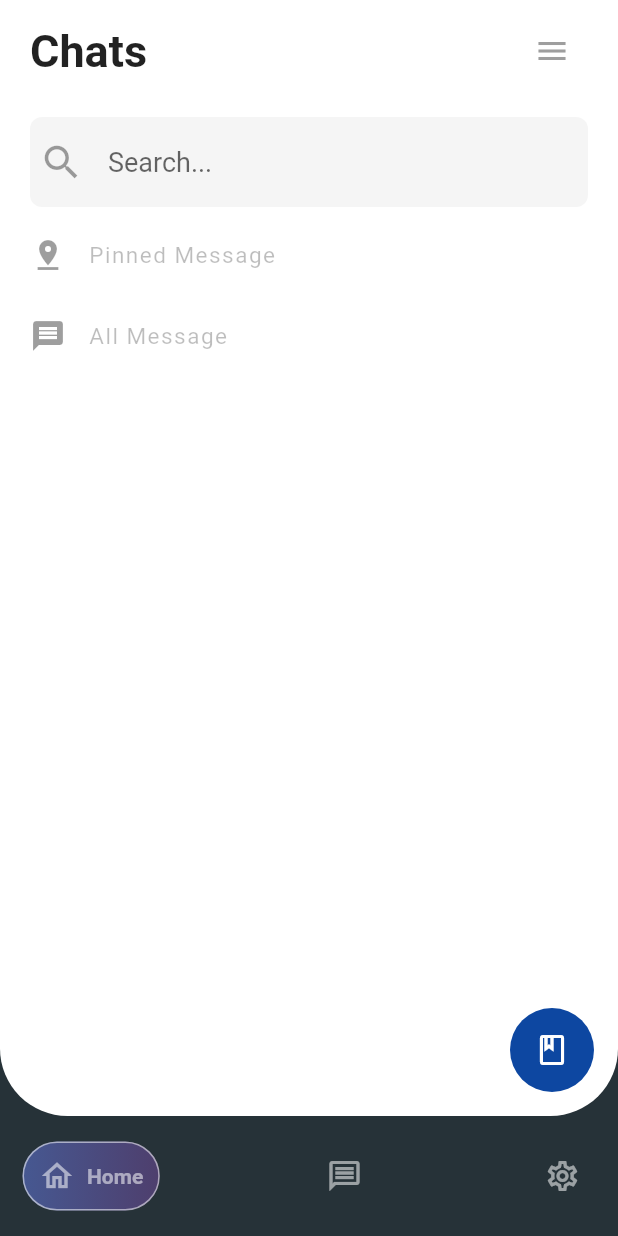
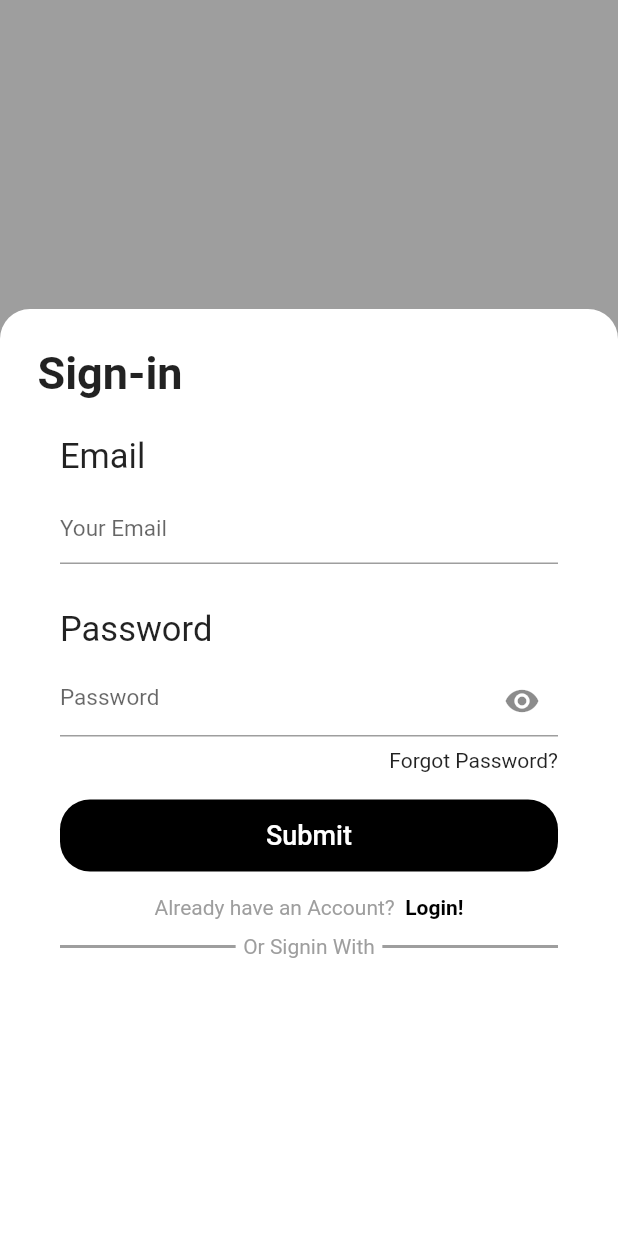
Before and after one commit to TITAN017/Chat_App, a Flutter app: the screen it shows after launch, on a phone screen of 412 x 824 dp. Run offline on Flutter 3.47's test engine with Material 2 defaults, Android fonts, the phone set to English and light mode, and no system bars; drawn by our look-alikes of google_nav_bar; our stand-ins replace cloud_firestore, firebase_auth, firebase_core, google_fonts; accounts and stored records are empty; Roboto replaces fonts that are missing (Acme).

Commit message:
Added Signin Page(Partial)

```diff
--- a/lib/main.dart
+++ b/lib/main.dart
@@ -1,5 +1,6 @@
 import 'package:chat_app/models/currentUser.dart';
 import 'package:chat_app/screen/chatScreen.dart';
+import 'package:chat_app/screen/signin.dart';
 import 'package:chat_app/services/auth.dart';
 import 'package:firebase_core/firebase_core.dart';
 import 'package:flutter/material.dart';
@@ -47,10 +48,11 @@ class _MyAppState extends State<MyApp> {
         theme:
             ThemeData(brightness: theme ? Brightness.dark : Brightness.light),
         home: SafeArea(
-          child: ChatScreen(
+          child: /*ChatScreen(
             toggle: darkLight,
             state: theme,
-          ),
+          )*/
+              Signin(),
           //ChatTypeScreen(),
         ),
       ),
@@ -58,4 +60,5 @@ class _MyAppState extends State<MyApp> {
   }
 }
 
-/* Add proper scrolling in ChatTypeScreen*/
+/* Added Gesture detector for the chat tile*/
+/*Added Signin page*/
--- a/lib/screen/chatScreen.dart
+++ b/lib/screen/chatScreen.dart
@@ -144,7 +144,15 @@ class _ChatScreenState extends State<ChatScreen> {
         //Message Icon Floating Button
         floatingActionButton: FloatingActionButton(
           child: Icon(Icons.book_outlined),
-          onPressed: () {},
+          onPressed: () {
+            ScaffoldMessenger.of(context).showSnackBar(
+              SnackBar(
+                content: Text("Clicked me!"),
+                duration: Duration(seconds: 1),
+                backgroundColor: Colors.deepOrange,
+              ),
+            );
+          },
           elevation: 0,
           backgroundColor: CustomColors.FLOAT_ACTION_BUTTON_COLOR,
         ),
--- /dev/null
+++ b/lib/screen/signin.dart
@@ -0,0 +1,225 @@
+import 'package:chat_app/shared/colorTheme.dart';
+import 'package:chat_app/shared/dimensions.dart';
+import 'package:flutter/material.dart';
+import 'package:google_fonts/google_fonts.dart';
+
+class Signin extends StatefulWidget {
+  const Signin({Key? key}) : super(key: key);
+
+  @override
+  State<Signin> createState() => _SigninState();
+}
+
+class _SigninState extends State<Signin> {
+  bool isObscure = true;
+  late GlobalKey key;
+  final TextEditingController email = TextEditingController();
+  final TextEditingController password = TextEditingController();
+  Color color = Colors.black;
+  @override
+  void initState() {
+    // TODO: implement initState
+    super.initState();
+    key = GlobalKey<FormState>();
+  }
+
+  @override
+  void dispose() {
+    // TODO: implement dispose
+    super.dispose();
+    email.dispose();
+    password.dispose();
+  }
+
+  @override
+  Widget build(BuildContext context) {
+    double height = MediaQuery.of(context).size.height;
+    double width = MediaQuery.of(context).size.width;
+    return Scaffold(
+      resizeToAvoidBottomInset: true,
+      backgroundColor: CustomColors.CHAT,
+      body: SizedBox(
+        height: height,
+        child: SingleChildScrollView(
+          //physics: BouncingScrollPhysics(),
+          reverse: true,
+          child: Align(
+            alignment: Alignment.bottomLeft,
+            child: Container(
+              height: height * 0.75,
+              width: width,
+              padding: const EdgeInsets.symmetric(
+                horizontal: 25,
+                vertical: 25,
+              ),
+              decoration: BoxDecoration(
+                color: CustomColors.DEFAULT_COLOR,
+                borderRadius: CustomInsets.SIGNIN_BORDER_RADIUS,
+              ),
+              child: Column(
+                crossAxisAlignment: CrossAxisAlignment.start,
+                children: [
+                  //Sign in text
+                  Text(
+                    "Sign-in",
+                    style: GoogleFonts.acme(
+                      fontSize: 30,
+                      fontWeight: FontWeight.bold,
+                    ),
+                  ),
+                  const SizedBox(
+                    height: 25,
+                  ),
+                  //Inner Form
+                  Container(
+                    padding: const EdgeInsets.symmetric(horizontal: 15),
+                    child: Form(
+                      key: key,
+                      child: Column(
+                        crossAxisAlignment: CrossAxisAlignment.start,
+                        children: [
+                          Text(
+                            "Email",
+                            style: GoogleFonts.acme(
+                              fontSize: 23,
+                            ),
+                          ),
+                          const SizedBox(
+                            height: 10,
+                          ),
+
+                          //Email Field
+                          TextFormField(
+                            controller: email,
+                            validator: (val) => null,
+                            decoration: InputDecoration(
+                              hintText: "Your Email",
+                              hintStyle: GoogleFonts.acme(
+                                fontSize: 15,
+                              ),
+                            ),
+                          ),
+                          const SizedBox(
+                            height: 30,
+                          ),
+                          Text(
+                            "Password",
+                            style: GoogleFonts.acme(
+                              fontSize: 23,
+                            ),
+                          ),
+                          const SizedBox(
+                            height: 10,
+                          ),
+
+                          //Password Field
+                          TextFormField(
+                            controller: password,
+                            obscureText: isObscure,
+                            validator: (val) => null,
+                            decoration: InputDecoration(
+                              hintText: "Password",
+                              suffixIcon: IconButton(
+                                  icon: Icon(Icons.remove_red_eye),
+                                  onPressed: () {
+                                    setState(() {
+                                      isObscure = !isObscure;
+                                    });
+                                  }),
+                              hintStyle: GoogleFonts.acme(
+                                fontSize: 15,
+                              ),
+                            ),
+                          ),
+                          //Forgot password
+                          Align(
+                            alignment: Alignment.centerRight,
+                            child: Padding(
+                              padding:
+                                  const EdgeInsets.symmetric(vertical: 8.0),
+                              child: Text(
+                                "Forgot Password?",
+                                style: GoogleFonts.acme(),
+                              ),
+                            ),
+                          ),
+                          SizedBox(
+                            height: 10,
+                          ),
+                          //Submit Button
+                          Container(
+                            margin: EdgeInsets.only(
+                              bottom: 6,
+                            ),
+                            width: double.infinity,
+                            decoration: BoxDecoration(
+                              color: color,
+                              borderRadius: BorderRadius.circular(20),
+                            ),
+                            child: TextButton(
+                              onPressed: () {},
+                              child: Text(
+                                'Submit',
+                                style: GoogleFonts.acme(
+                                  color: CustomColors.DEFAULT_COLOR,
+                                  fontSize: 18,
+                                ),
+                              ),
+                            ),
+                          ),
+                          SizedBox(
+                            height: 10,
+                          ),
+                          Center(
+                            child: RichText(
+                              text: TextSpan(
+                                style: GoogleFonts.acme(color: Colors.grey),
+                                children: <TextSpan>[
+                                  TextSpan(
+                                    text: "Already have an Account?",
+                                  ),
+                                  TextSpan(
+                                    text: "  Login!",
+                                    style: GoogleFonts.acme(
+                                        color: Colors.black,
+                                        fontWeight: FontWeight.bold),
+                                  ),
+                                ],
+                              ),
+                            ),
+                          ),
+                          SizedBox(
+                            height: 10,
+                          ),
+                          Stack(
+                            alignment: Alignment.center,
+                            children: [
+                              Divider(
+                                color: Colors.grey,
+                                thickness: 2,
+                              ),
+                              Container(
+                                color: Colors.white,
+                                padding: EdgeInsets.symmetric(
+                                  horizontal: 5,
+                                ),
+                                child: Text(
+                                  'Or Signin With',
+                                  style: GoogleFonts.acme(color: Colors.grey),
+                                ),
+                              ),
+                            ],
+                          ),
+                        ],
+                      ),
+                    ),
+                  ),
+                ],
+              ),
+            ),
+          ),
+        ),
+      ),
+    );
+  }
+}
--- a/lib/shared/dimensions.dart
+++ b/lib/shared/dimensions.dart
@@ -10,6 +10,10 @@ class CustomInsets {
   static EdgeInsets SCREEN_PADDING = const EdgeInsets.symmetric(
     horizontal: 20,
     vertical: 10,
+  );
+  static BorderRadius SIGNIN_BORDER_RADIUS = const BorderRadius.only(
+    topLeft: Radius.circular(20),
+    topRight: Radius.circular(20),
   );
 
   //CHAT_TEXT_FIELD_DIMENSIONS
--- a/lib/utils/chatTile.dart
+++ b/lib/utils/chatTile.dart
@@ -14,6 +14,18 @@ class ChatTile extends StatelessWidget {
   Widget build(BuildContext context) {
     return Align(
       alignment: CustomInsets.CHAT_TILE_ALIGNMENT[chat.type]!,
+      child: GestureDetector(
+        onLongPress: () {
+          print("Holding the chat...");
+          Navigator.push(
+            context,
+            MaterialPageRoute(
+              builder: (context) {
+                return Scaffold();
+              },
+            ),
+          );
+        },
         child: Container(
           //alignment: CustomInsets.CHAT_TILE_ALIGNMENT[user],
           constraints: BoxConstraints(
@@ -34,6 +46,7 @@ class ChatTile extends StatelessWidget {
             ),
           ),
         ),
+      ),
     );
   }
 }
--- a/lib/utils/chatTileList.dart
+++ b/lib/utils/chatTileList.dart
@@ -26,6 +26,7 @@ class ChatTileList extends StatelessWidget {
         children: [
           Expanded(
             child: ListView.builder(
+              keyboardDismissBehavior: ScrollViewKeyboardDismissBehavior.onDrag,
               reverse: true,
               itemCount: chats.length,
               itemBuilder: (context, index) {
--- /dev/null
+++ b/lib/utils/dateTile.dart
@@ -0,0 +1,28 @@
+import 'package:flutter/material.dart';
+import 'package:google_fonts/google_fonts.dart';
+
+class DateTile extends StatelessWidget {
+  final String date;
+  const DateTile({Key? key, required this.date}) : super(key: key);
+
+  @override
+  Widget build(BuildContext context) {
+    return Align(
+      alignment: Alignment.center,
+      child: Container(
+        padding: const EdgeInsets.all(6),
+        decoration: BoxDecoration(
+          borderRadius: BorderRadius.circular(5),
+          color: Colors.deepPurple,
+        ),
+        child: Text(
+          date,
+          style: GoogleFonts.acme(
+            color: Colors.white,
+            fontSize: 13,
+          ),
+        ),
+      ),
+    );
+  }
+}
```
Lines whose indentation alone changed are shown as unchanged.
